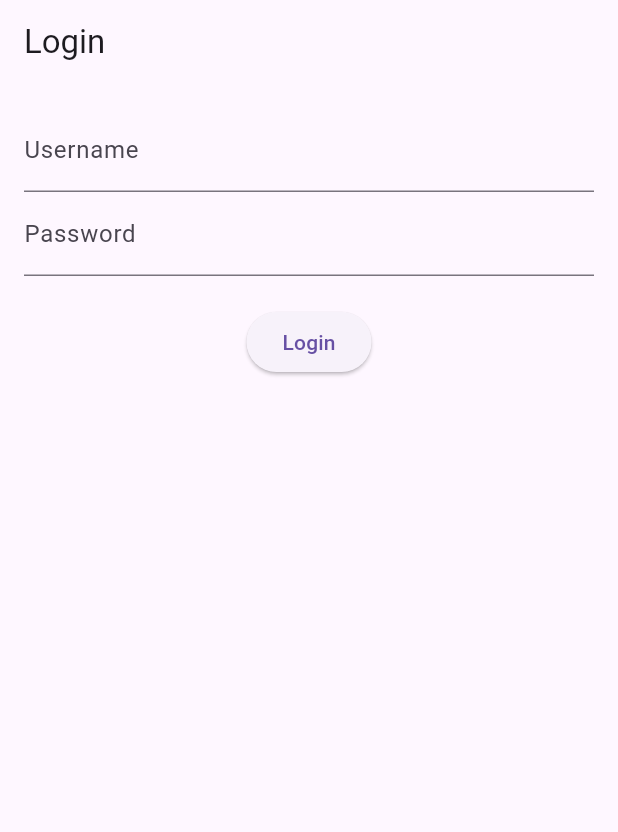
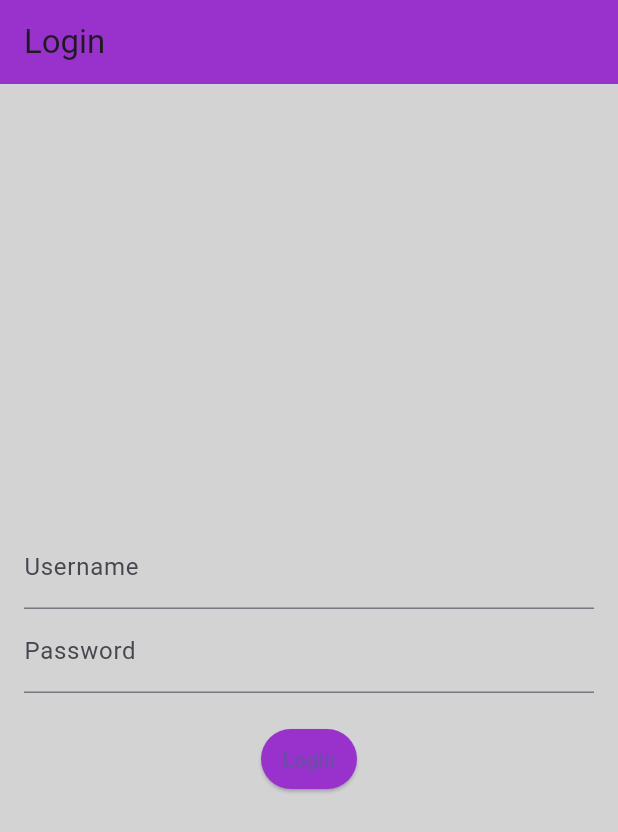
Before and after one commit to kavinda85346/flutterlog, a Flutter app: the screen it shows after launch, on a phone screen of 412 x 824 dp. Shown: the top 832 px of the screen. Run offline on Flutter 3.47's test engine with Material 3 defaults, Android fonts, the light colour scheme and no system bars; our stand-ins replace sqflite, sqflite_common_ffi, sqflite_common_ffi_web; accounts and stored records are empty.

Commit message:
version-3

```diff
--- a/lib/screens/login.dart
+++ b/lib/screens/login.dart
@@ -49,11 +49,23 @@ class _LoginPageState extends State<LoginPage> {
 
   @override
   Widget build(BuildContext context) {
-    return Scaffold(
-      appBar: AppBar(title: Text('Login')),
-      body: Padding(
+    return MaterialApp(
+      debugShowCheckedModeBanner: false,
+      home: Scaffold(
+        appBar: AppBar(
+          title: Text('Login'),
+          backgroundColor: Color(0xFF9932CC), // Change app bar title color
+        ),
+        body: Container(
+          color: Color(0xFFD3D3D3), // Set page background to grey
+          child: Center(
+            child: Padding(
               padding: const EdgeInsets.all(16.0),
               child: Column(
+                mainAxisAlignment:
+                    MainAxisAlignment.center, // Center content vertically
+                crossAxisAlignment:
+                    CrossAxisAlignment.center, // Center content horizontally
                 children: [
                   TextField(
                     controller: _usernameController,
@@ -67,11 +79,18 @@ class _LoginPageState extends State<LoginPage> {
                   SizedBox(height: 20),
                   ElevatedButton(
                     onPressed: _login,
+                    style: ElevatedButton.styleFrom(
+                      padding: EdgeInsets.all(6), // Increase button padding
+                      backgroundColor: Color(0xFF9932CC), // Change button color
+                    ),
                     child: Text('Login'),
                   ),
                 ],
               ),
             ),
+          ),
+        ),
+      ),
     );
   }
 }
--- a/lib/screens/user_data_screen.dart
+++ b/lib/screens/user_data_screen.dart
@@ -14,7 +14,10 @@ class UserDataScreen extends StatelessWidget {
     return Scaffold(
       appBar: AppBar(
         title: Text('Saved User Data'),
+        backgroundColor: Color(0xFF9932CC),
       ),
+      backgroundColor:
+          Color(0xFFD3D3D3), // Set the background color to light grey
       body: FutureBuilder<List<Map<String, dynamic>>>(
         future: _getUserData(),
         builder: (context, snapshot) {
```
Lines whose indentation alone changed are shown as unchanged.
